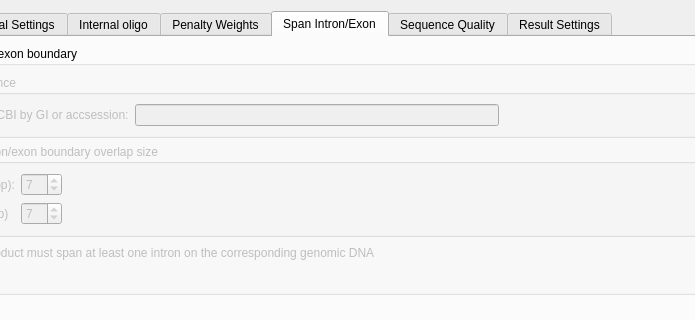
violethaze74/ugene, file src/plugins_3rdparty/primer3/src/ui/Primer3Dialog.ui: the form before one commit; both pictures show x 108 to 803 and y 0 to 320 of the 1017 by 563 pixel window.
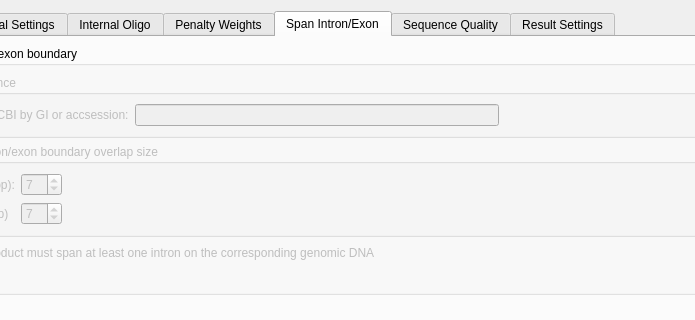
The form after the commit.

Patch:
```diff
--- a/src/plugins_3rdparty/primer3/src/ui/Primer3Dialog.ui
+++ b/src/plugins_3rdparty/primer3/src/ui/Primer3Dialog.ui
@@ -1372,7 +1372,7 @@
      </widget>
      <widget class="QWidget" name="tab_InternalOligo">
       <attribute name="title">
-       <string>Internal oligo</string>
+       <string>Internal Oligo</string>
       </attribute>
       <layout class="QVBoxLayout" name="verticalLayout_7">
        <item>
```
